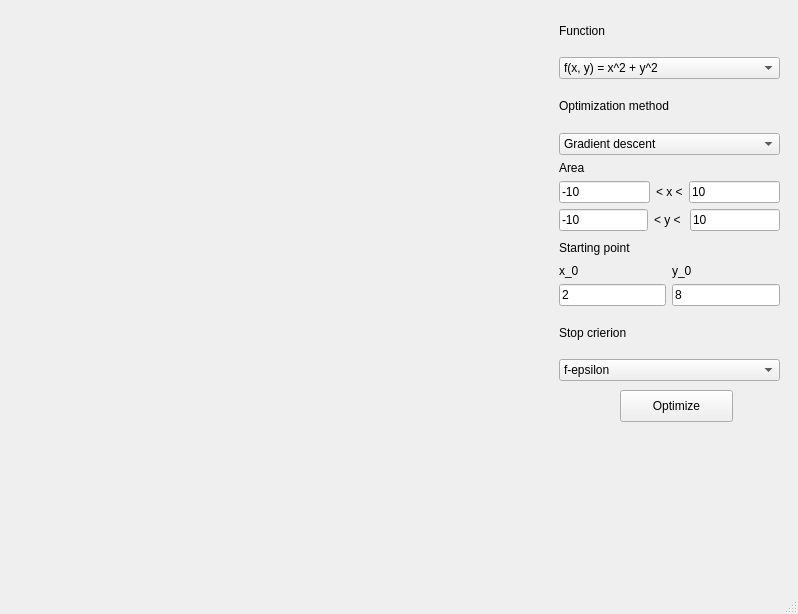
nushbel/UI_optimization_BP_7sem, file mainwindow.ui: the form before one commit.
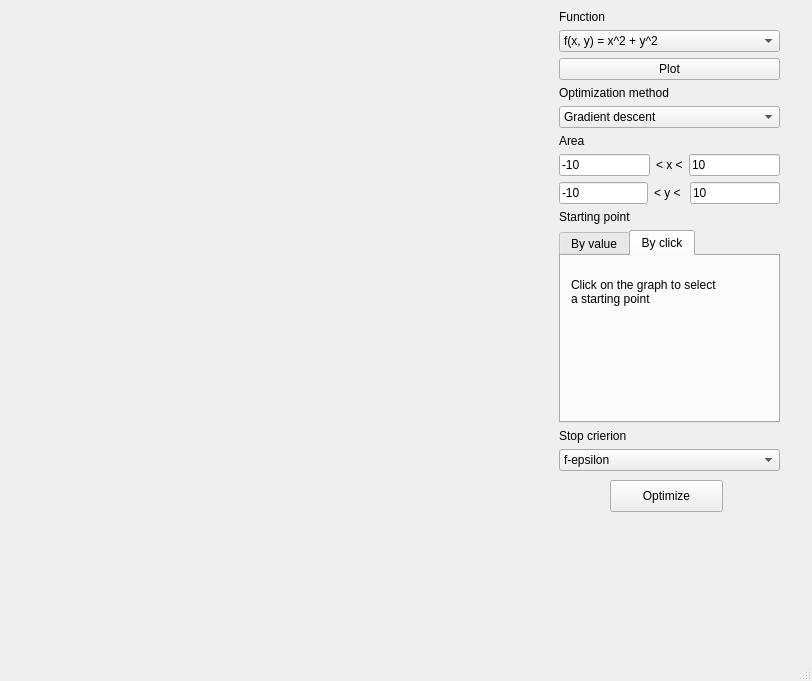
The form after the commit. The open tabs and pages were chosen to show the change. Custom widgets are drawn as their Qt base class.

Commit message: setting of starting point by click added

What changed in the file:
```diff
--- a/mainwindow.ui
+++ b/mainwindow.ui
@@ -6,8 +6,8 @@
    <rect>
     <x>0</x>
     <y>0</y>
-    <width>798</width>
-    <height>614</height>
+    <width>812</width>
+    <height>681</height>
    </rect>
   </property>
   <property name="windowTitle">
@@ -17,8 +17,8 @@
    <widget class="QPushButton" name="pushButton_optimize">
     <property name="geometry">
      <rect>
-      <x>620</x>
-      <y>390</y>
+      <x>610</x>
+      <y>480</y>
       <width>113</width>
       <height>32</height>
      </rect>
@@ -43,7 +43,7 @@
       <x>559</x>
       <y>10</y>
       <width>221</width>
-      <height>371</height>
+      <height>461</height>
      </rect>
     </property>
     <layout class="QVBoxLayout" name="verticalLayout_9">
@@ -70,6 +70,13 @@
          </item>
         </widget>
        </item>
+       <item>
+        <widget class="QPushButton" name="pushButton_plot">
+         <property name="text">
+          <string>Plot</string>
+         </property>
+        </widget>
+       </item>
       </layout>
      </item>
      <item>
@@ -158,12 +165,8 @@
            </item>
           </layout>
          </item>
-        </layout>
-       </item>
-      </layout>
-     </item>
      <item>
-      <layout class="QVBoxLayout" name="verticalLayout_7">
+          <layout class="QVBoxLayout" name="verticalLayout_10">
        <item>
         <widget class="QLabel" name="label_6">
          <property name="text">
@@ -172,6 +175,25 @@
         </widget>
        </item>
        <item>
+            <widget class="QTabWidget" name="tabWidget">
+             <property name="currentIndex">
+              <number>0</number>
+             </property>
+             <widget class="QWidget" name="tab">
+              <attribute name="title">
+               <string>By value</string>
+              </attribute>
+              <widget class="QWidget" name="">
+               <property name="geometry">
+                <rect>
+                 <x>20</x>
+                 <y>0</y>
+                 <width>169</width>
+                 <height>49</height>
+                </rect>
+               </property>
+               <layout class="QVBoxLayout" name="verticalLayout_7">
+                <item>
         <layout class="QHBoxLayout" name="horizontalLayout_3">
          <item>
           <layout class="QVBoxLayout" name="verticalLayout_5">
@@ -212,6 +234,34 @@
         </layout>
        </item>
       </layout>
+              </widget>
+             </widget>
+             <widget class="QWidget" name="tab_2">
+              <attribute name="title">
+               <string>By click</string>
+              </attribute>
+              <widget class="QLabel" name="label_x0y0">
+               <property name="geometry">
+                <rect>
+                 <x>10</x>
+                 <y>10</y>
+                 <width>181</width>
+                 <height>51</height>
+                </rect>
+               </property>
+               <property name="text">
+                <string>Click on the graph to select 
+a starting point</string>
+               </property>
+              </widget>
+             </widget>
+            </widget>
+           </item>
+          </layout>
+         </item>
+        </layout>
+       </item>
+      </layout>
      </item>
      <item>
       <layout class="QVBoxLayout" name="verticalLayout_8">
@@ -238,10 +288,10 @@
    <widget class="QLabel" name="label_consoleResult">
     <property name="geometry">
      <rect>
-      <x>580</x>
-      <y>430</y>
+      <x>570</x>
+      <y>520</y>
       <width>191</width>
-      <height>121</height>
+      <height>111</height>
      </rect>
     </property>
     <property name="text">
@@ -254,7 +304,7 @@
     <rect>
      <x>0</x>
      <y>0</y>
-     <width>798</width>
+     <width>812</width>
      <height>22</height>
     </rect>
    </property>
```
Left out of the diff: 2 changed lines with no effect on the pictures. Lines whose indentation alone changed are shown as unchanged. The commit also changes 2 other files.
